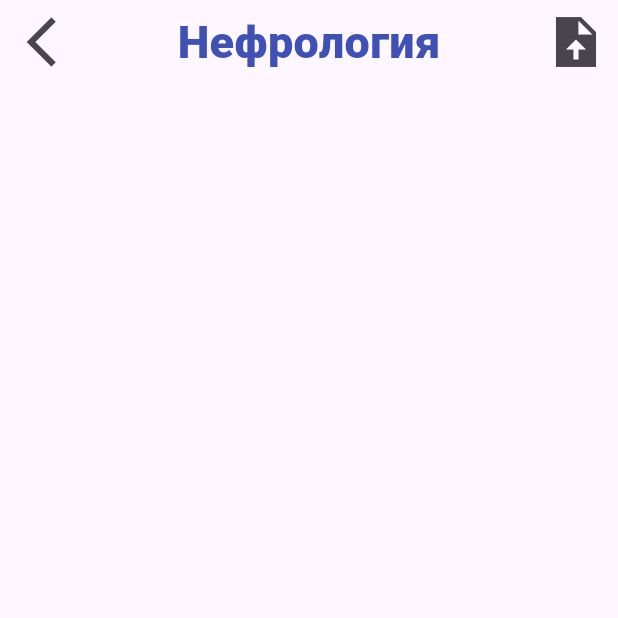
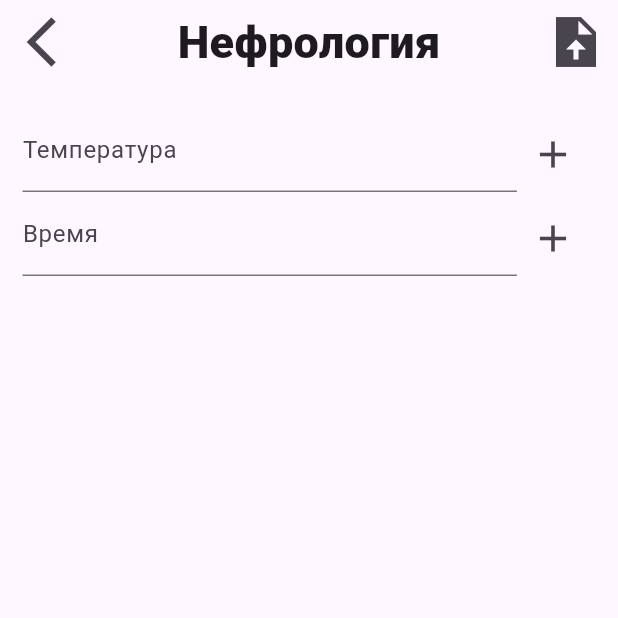
Before and after one commit to Vol-vo/burdenko_app, a Flutter app: the LogbookListScreen screen opened by its route, after a tap on "Нефрология", on a phone screen of 412 x 824 dp, the top half of it. Run offline on Flutter 3.47's test engine with Material 3 defaults, Android fonts, the phone set to English and light mode, and no system bars; our stand-ins replace easy_debounce, share_plus.

Commit message:
add new hints and rework button

```diff
--- a/lib/features/logbook/models/selectable_parameter.dart
+++ b/lib/features/logbook/models/selectable_parameter.dart
@@ -1,9 +1,13 @@
 class SelectableParameter {
   SelectableParameter({
     required this.title,
-    this.hints = const [],
+    required this.hints,
+    required this.required
   });
 
   final String title;
   final List<String> hints;
+  final bool required;
+  late String value;
+
 }
--- a/lib/features/logbook/repositories/repositories_logbook_list.dart
+++ b/lib/features/logbook/repositories/repositories_logbook_list.dart
@@ -14,9 +14,29 @@ class RepositoriesLogBookList {
         title: listJson[i]["title"],
         navigator: listJson[i]["navigator"],
         image: listJson[i]["image"],
-        params: List<SelectableParameter>.from(listJson[i]["params"])
+        params: await _getSelectableParameterList(listJson[i]["params"])
       ));
     }
     return logbookList;
   }
+
+  Future<List<SelectableParameter>> _getSelectableParameterList(List<dynamic> params) async {
+    List<SelectableParameter> selectableParameterList = [];
+    for (int i = 0; i < params.length; i++){
+      selectableParameterList.add(SelectableParameter(
+          title: params[i]["title"],
+          hints: await _getHintsList(params[i]["hints"] as List<dynamic>),
+          required: params[i]["required"]
+      ));
+    }
+    return selectableParameterList;
+  }
+
+  Future<List<String>> _getHintsList(List<dynamic> params) async{
+    List<String> hintsList = [];
+    for (int i = 0; i < params.length; i++){
+      hintsList.add(params[i].toString());
+    }
+    return hintsList;
+  }
 }
--- a/lib/features/logbook/view/logbook_view/current_logbook.dart
+++ b/lib/features/logbook/view/logbook_view/current_logbook.dart
@@ -1,3 +1,5 @@
+import 'package:burdenko/features/logbook/data/export_dnevnicki_general.dart';
+import 'package:burdenko/features/logbook/models/selectable_parameter.dart';
 import 'package:flutter/material.dart';
 import 'dart:developer';
 import 'package:burdenko/features/logbook/data/logbook.dart';
@@ -29,31 +31,104 @@ class _CurrentLogbookState extends State<CurrentLogbook> {
   @override
   Widget build(BuildContext context) {
     return Scaffold(
+        appBar: CustomAppBar(currentLogbook: _currentLogbook),
         body: SafeArea(
+            child: Padding(
+          padding: const EdgeInsets.symmetric(horizontal: 15, vertical: 16),
           child: Column(
             children: [
-          CustomAppbar(name: _currentLogbook.title,),
-          SingleChildScrollView(
-            child: Column(
+              for (var widget in _currentLogbook.params)
+                Params(parameter: widget)
+            ],
+          ),
+        )));
+  }
+}
+
+class Params extends StatefulWidget {
+  Params({super.key, required this.parameter});
+
+  late SelectableParameter parameter;
+
+  @override
+  State<Params> createState() => _Params();
+}
+
+class _Params extends State<Params> {
+  @override
+  void initState() {
+    super.initState();
+    parameter = widget.parameter;
+  }
+
+  late SelectableParameter parameter;
+
+  @override
+  Widget build(BuildContext context) {
+    return Column(
       children: [
-
-              ],
+        Row(
+          children: [
+            SizedBox(
+              width: MediaQuery.of(context).size.width * 0.8,
+              child: TextFormField(
+                  onChanged: (newValue) {
+                    setState(() {
+                      parameter.value = newValue;
+                    });
+                  },
+                  decoration: InputDecoration(
+                    border: const UnderlineInputBorder(),
+                    labelText: parameter.title,
+                  )),
+            ),
+            IconButton(
+              onPressed: (){
+                showDialog(context: context, builder: (context){
+                  return AlertDialog(
+                    content:  Wrap(
+                      children: [
+                        for (var hint in parameter.hints)
+                          Padding(
+                            padding: const EdgeInsets.all(3.0),
+                            child: TextButton(
+                              style: ButtonStyle(
+                                  backgroundColor:
+                                  MaterialStateProperty.all(Colors.lightBlueAccent)),
+                              onPressed: () {},
+                              child: Text(hint,
+                                  style:
+                                  const TextStyle(fontSize: 20, color: Colors.black)),
                             ),
                           )
                       ],
                     ),
-    ));
+                  );
+                });
+              },
+              icon: const Icon(Icons.add),
+                constraints: const BoxConstraints(maxHeight: 40),
+              iconSize: 30,
+            )
+          ],
+        ),
+      ],
+    );
   }
 }
 
-class CustomAppbar extends StatelessWidget {
-  CustomAppbar({super.key, required this.name});
+class CustomAppBar extends StatelessWidget implements PreferredSizeWidget {
+  late Logbook currentLogbook;
 
-   String name;
+  CustomAppBar({super.key, required this.currentLogbook});
+
+  @override
+  Size get preferredSize => const Size.fromHeight(kToolbarHeight);
 
   @override
   Widget build(BuildContext context) {
-    return Row(
+    return SafeArea(
+        child: Row(
       mainAxisAlignment: MainAxisAlignment.spaceBetween,
       children: [
         IconButton(
@@ -63,15 +138,14 @@ class CustomAppbar extends StatelessWidget {
             icon: const Icon(Icons.arrow_back_ios_sharp),
             iconSize: 40),
         Text(
-          name,
-          style: const TextStyle(
-              color: Colors.indigo, fontSize: 30, fontWeight: FontWeight.w900),
+          currentLogbook.title,
+          style: const TextStyle(fontSize: 30, fontWeight: FontWeight.w900),
         ),
         IconButton(
             onPressed: () {},
             icon: const Icon(Icons.upload_file_sharp),
             iconSize: 40)
       ],
-    );
+    ));
   }
 }
--- a/lib/features/logbook/view/logbook_view/logbook_list_screen.dart
+++ b/lib/features/logbook/view/logbook_view/logbook_list_screen.dart
@@ -29,6 +29,9 @@ class _LogbookListScreenState extends State<LogbookListScreen> {
   @override
   Widget build(BuildContext context) {
     return Scaffold(
+      appBar: AppBar(
+        title: const Text("Дневники", style: TextStyle(fontSize: 35, fontWeight: FontWeight.w700)),
+      ),
       body: SingleChildScrollView(
           child: SafeArea(
         child: Column(
@@ -43,7 +46,27 @@ class _LogbookListScreenState extends State<LogbookListScreen> {
                     }
                     return Column(
                       children: state.data!
-                          .map((e) => Padding(
+                          .map((e) => Button(e: e))
+                          .toList(),
+                    );
+                  }),
+            )
+          ],
+        ),
+      )),
+    );
+  }
+}
+
+class Button extends StatelessWidget{
+
+  const Button({super.key, required Logbook e}) : _logbook = e;
+
+  final Logbook _logbook;
+
+  @override
+  Widget build(BuildContext context){
+    return Padding(
       padding: const EdgeInsets.all(8.0),
       child: SizedBox(
         width:
@@ -53,8 +76,8 @@ class _LogbookListScreenState extends State<LogbookListScreen> {
         child: ElevatedButton(
             onPressed: () {
               Navigator.pushNamed(
-                                            context, e.navigator,
-                                            arguments: e);
+                  context, _logbook.navigator,
+                  arguments: _logbook);
             },
             style: ElevatedButton.styleFrom(
               shape: RoundedRectangleBorder(
@@ -65,18 +88,10 @@ class _LogbookListScreenState extends State<LogbookListScreen> {
             ),
             child: FittedBox(
                 fit: BoxFit.fitWidth,
-                                          child: Text(e.title,
+                child: Text(_logbook.title,
                     style: const TextStyle(
                         fontSize: 40)))),
       ),
-                              ))
-                          .toList(),
-                    );
-                  }),
-            )
-          ],
-        ),
-      )),
     );
   }
 }
--- a/lib/features/theme/theme.dart
+++ b/lib/features/theme/theme.dart
@@ -1,3 +1,5 @@
 import 'package:flutter/material.dart';
 
-final lightTheme = ThemeData.light();
+final lightTheme = ThemeData(
+  primaryColor: Colors.red
+);
```
Also changed, not shown: assets/json_data/logbook_list.json (+64 -4 lines). Lines whose indentation alone changed are shown as unchanged.
